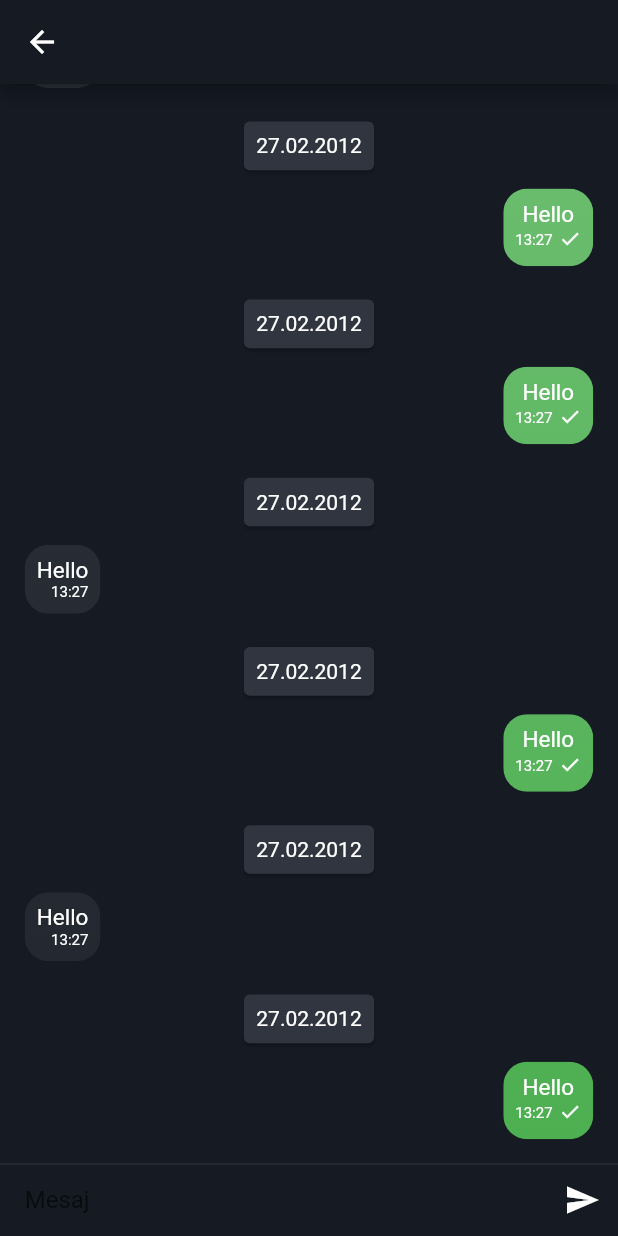
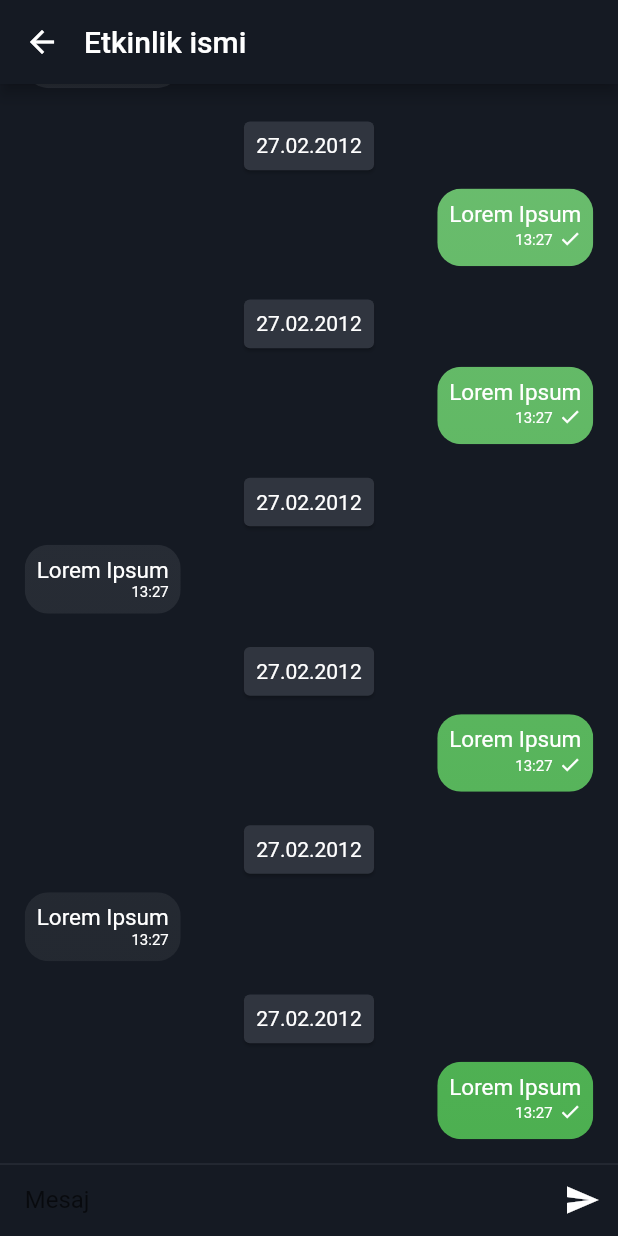
Before and after one commit to ilham-asgarli/flutter_ideosphere, a Flutter app: the ChatView screen opened by its route, on a phone screen of 412 x 824 dp. Run offline on Flutter 3.47's test engine with Material 2 defaults, Android fonts, the phone set to English and light mode, and no system bars; drawn by our look-alikes of lazy_load_scrollview; our stand-ins replace bloc, cached_network_image, connectivity_plus, device_preview, easy_localization, equatable and 14 more; missing offline and left inert: centered_singlechildscrollview; accounts and stored records are empty.

Commit message:
Initial commit

```diff
--- a/lib/presentation/features/main/features/chats/features/chat/views/chat_view.dart
+++ b/lib/presentation/features/main/features/chats/features/chat/views/chat_view.dart
@@ -14,9 +14,9 @@ class ChatView extends StatelessWidget {
   Widget build(BuildContext context) {
     return Scaffold(
       appBar: AppBar(
-        leading: const BackButton(),
+        titleSpacing: 0,
         title: Text(
-          /*_chatViewModel.chatContactController?.fullName ??*/ "",
+          /*_chatViewModel.chatContactController?.fullName ??*/ "Etkinlik ismi",
           maxLines: 1,
           overflow: TextOverflow.ellipsis,
           softWrap: false,
@@ -27,61 +27,61 @@ class ChatView extends StatelessWidget {
           owner: true,
           NEW: true,
           dateTime: "2012-02-27 13:27:00",
-          message: "Hello",
+          message: "Lorem Ipsum",
         ),
         Message(
           owner: false,
           NEW: true,
           dateTime: "2012-02-27 13:27:00",
-          message: "Hello",
+          message: "Lorem Ipsum",
         ),
         Message(
           owner: true,
           NEW: true,
           dateTime: "2012-02-27 13:27:00",
-          message: "Hello",
+          message: "Lorem Ipsum",
         ),
         Message(
           owner: false,
           NEW: true,
           dateTime: "2012-02-27 13:27:00",
-          message: "Hello",
+          message: "Lorem Ipsum",
         ),
         Message(
           owner: true,
           NEW: true,
           dateTime: "2012-02-27 13:27:00",
-          message: "Hello",
+          message: "Lorem Ipsum",
         ),
         Message(
           owner: true,
           NEW: true,
           dateTime: "2012-02-27 13:27:00",
-          message: "Hello",
+          message: "Lorem Ipsum",
         ),
         Message(
           owner: false,
           NEW: true,
           dateTime: "2012-02-27 13:27:00",
-          message: "Hello",
+          message: "Lorem Ipsum",
         ),
         Message(
           owner: true,
           NEW: true,
           dateTime: "2012-02-27 13:27:00",
-          message: "Hello",
+          message: "Lorem Ipsum",
         ),
         Message(
           owner: false,
           NEW: true,
           dateTime: "2012-02-27 13:27:00",
-          message: "Hello",
+          message: "Lorem Ipsum",
         ),
         Message(
           owner: true,
           NEW: true,
           dateTime: "2012-02-27 13:27:00",
-          message: "Hello",
+          message: "Lorem Ipsum",
         ),
       ]),
     );
```
Also changed, not shown: lib/presentation/features/main/features/event/components/event_item.dart (added, +74 -0 lines), lib/presentation/features/main/features/event/views/event_view.dart (+2 -64 lines), lib/presentation/features/main/features/flow/views/flow_view.dart (+20 -1 lines).
